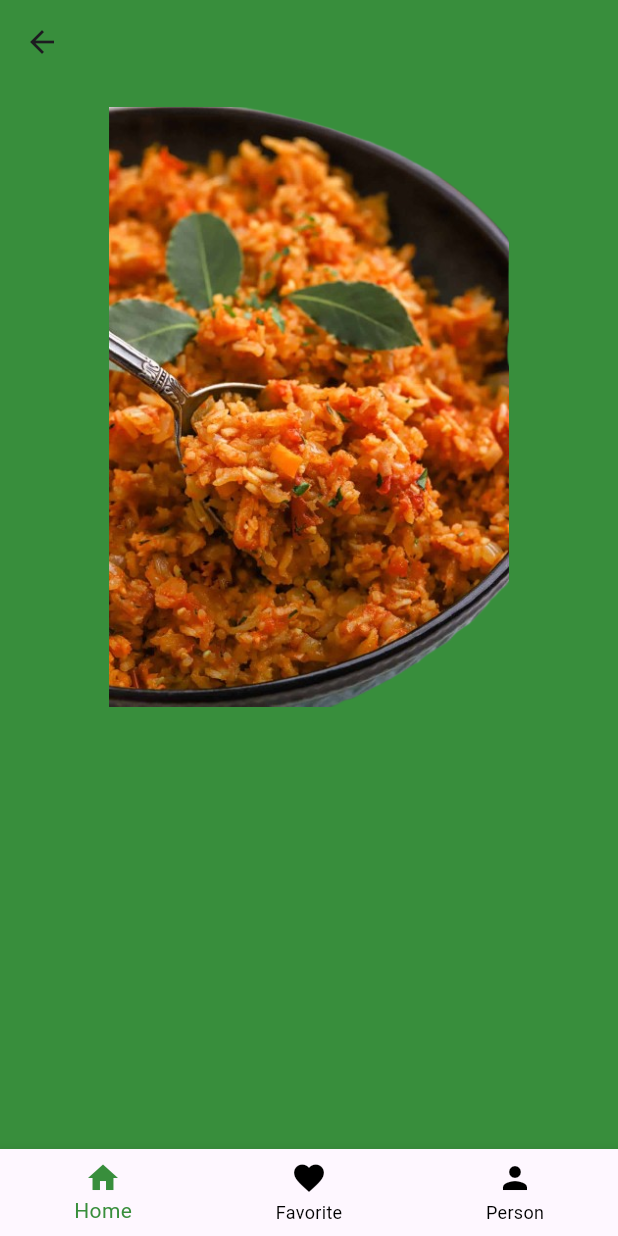
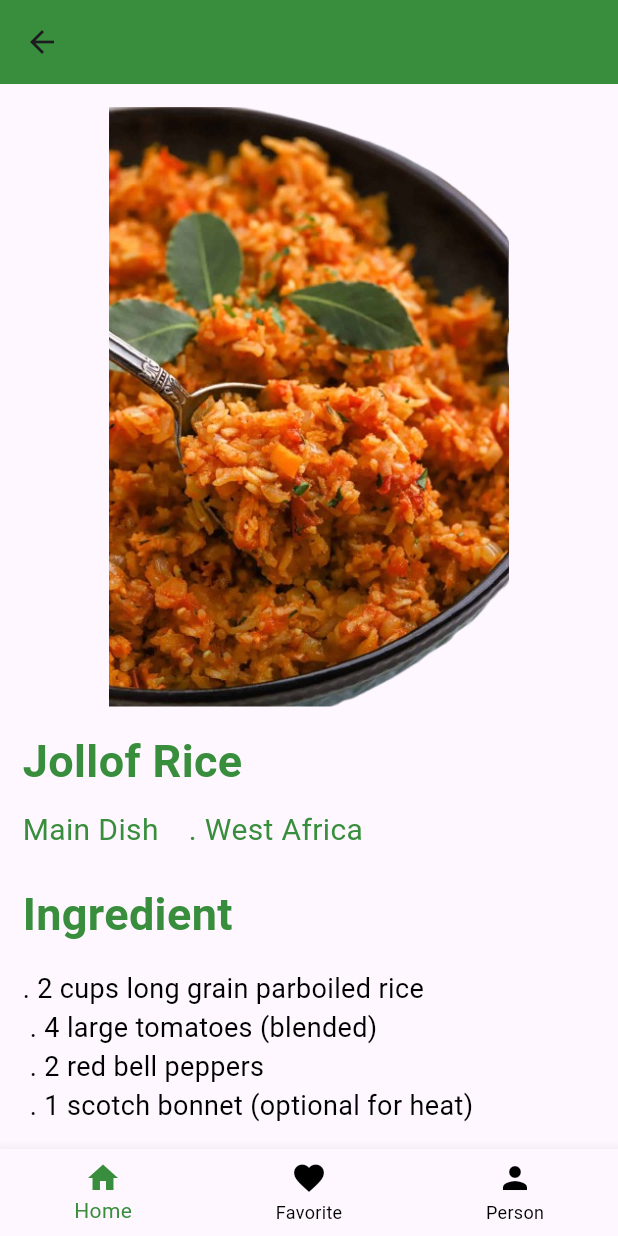
Before and after one commit to HorlahTech/meal-recipe, a Flutter app: the HomeScreen screen opened directly, on a phone screen of 412 x 824 dp. Run offline on Flutter 3.47's test engine with Material 3 defaults, Android fonts, the phone set to English and light mode, and no system bars.

Commit message:
latest update

```diff
--- a/lib/details_screen.dart
+++ b/lib/details_screen.dart
@@ -11,7 +11,7 @@ class _HomeScreenState extends State<HomeScreen> {
   @override
   Widget build(BuildContext context) {
     return Scaffold(
-      backgroundColor: Colors.green.shade700,
+      // backgroundColor: Colors.green.shade700,
       appBar: AppBar(backgroundColor: Colors.green.shade700),
       bottomNavigationBar: BottomNavigationBar(
         selectedItemColor: Colors.green.shade700,
@@ -34,16 +34,99 @@ class _HomeScreenState extends State<HomeScreen> {
               children: [
                 Container(
                   height: 400,
-                  width: 400,
+                  width: double.infinity,
+                  clipBehavior: Clip.antiAlias,
                   decoration: BoxDecoration(
-                    borderRadius: BorderRadius.circular(10),
+                    borderRadius: BorderRadius.vertical(
+                      top: Radius.circular(15),
+                    ),
                   ),
                   child: Image.asset('asset/jollof.png'),
                 ),
-                //  Text(
-                //   'Jollof Rice ',
-                //   style: TextStyle(fontSize: 28, color: Colors.green.shade700),
-                //  ),
+                SizedBox(height: 15),
+                Text(
+                  'Jollof Rice ',
+                  style: TextStyle(
+                    fontSize: 30,
+                    color: Colors.green.shade700,
+                    fontWeight: FontWeight.bold,
+                  ),
+                ),
+                SizedBox(height: 10),
+                Row(
+                  crossAxisAlignment: CrossAxisAlignment.start,
+                  children: [
+                    Text(
+                      "Main Dish",
+                      style: TextStyle(
+                        fontSize: 20,
+                        color: Colors.green.shade700,
+                      ),
+                    ),
+                    SizedBox(width: 20),
+                    Text(
+                      '. West Africa',
+                      style: TextStyle(
+                        fontSize: 20,
+                        color: Colors.green.shade700,
+                      ),
+                    ),
+                  ],
+                ),
+                SizedBox(height: 20),
+                Text(
+                  'Ingredient',
+                  style: TextStyle(
+                    fontSize: 30,
+                    fontWeight: FontWeight.bold,
+                    color: Colors.green.shade700,
+                  ),
+                ),
+                SizedBox(height: 15),
+                Text(
+                  '. 2 cups long grain parboiled rice\n . 4 large tomatoes (blended)\n . 2 red bell peppers\n . 1 scotch bonnet (optional for heat)',
+                  style: TextStyle(fontSize: 18, color: Colors.black),
+                ),
+                SizedBox(height: 20),
+                Text(
+                  'Instruction',
+                  style: TextStyle(
+                    fontSize: 30,
+                    fontWeight: FontWeight.bold,
+                    color: Colors.green.shade700,
+                  ),
+                ),
+                SizedBox(height: 15),
+                Text(
+                  'Heat oil and saute onion and pepper\n then stir in tomato sauce and rice',
+                  style: TextStyle(fontSize: 18, color: Colors.black),
+                ),
+                SizedBox(height: 20),
+                Row(
+                  mainAxisAlignment: MainAxisAlignment.start,
+                  children: [
+                    GestureDetector(
+                      onLongPress: () {},
+                      child: Container(
+                        height: 120,
+                        decoration: BoxDecoration(
+                          borderRadius: const BorderRadius.vertical(
+                            top: Radius.circular(16),
+                          ),
+                        ),
+                        child: Image.asset("asset/nija jollof.jpeg"),
+                      ),
+                    ),
+                    SizedBox(width: 28),
+                    Text(
+                      'How To Cook \nJollof Rice',
+                      style: TextStyle(
+                        fontSize: 25,
+                        fontWeight: FontWeight.bold,
+                      ),
+                    ),
+                  ],
+                ),
               ],
             ),
           ),
```
